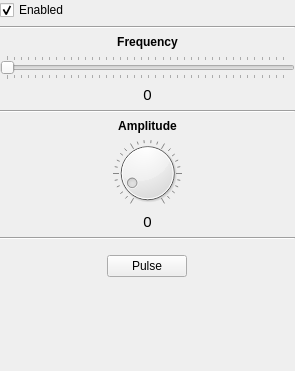
metasim/ews, file src/EWS/app/widget/DripSourceEditor.ui: the form before one commit.
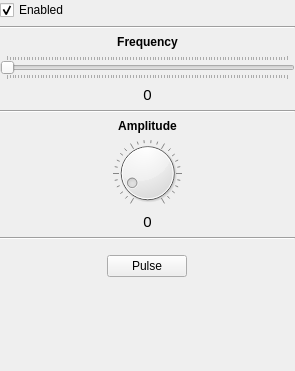
The form after the commit. Icons and pictures are not drawn.

Commit message: Updated drip handling to use DripSource timer.

Diff of the .ui file:
```diff
--- a/src/EWS/app/widget/DripSourceEditor.ui
+++ b/src/EWS/app/widget/DripSourceEditor.ui
@@ -96,19 +96,19 @@
       </sizepolicy>
      </property>
      <property name="minimum">
-      <number>100</number>
+      <number>0</number>
      </property>
      <property name="maximum">
-      <number>10000</number>
+      <number>100</number>
      </property>
      <property name="singleStep">
-      <number>50</number>
+      <number>1</number>
      </property>
      <property name="pageStep">
-      <number>250</number>
+      <number>5</number>
      </property>
      <property name="value">
-      <number>100</number>
+      <number>0</number>
      </property>
      <property name="orientation">
       <enum>Qt::Horizontal</enum>
```
The commit also changes 10 other files.
